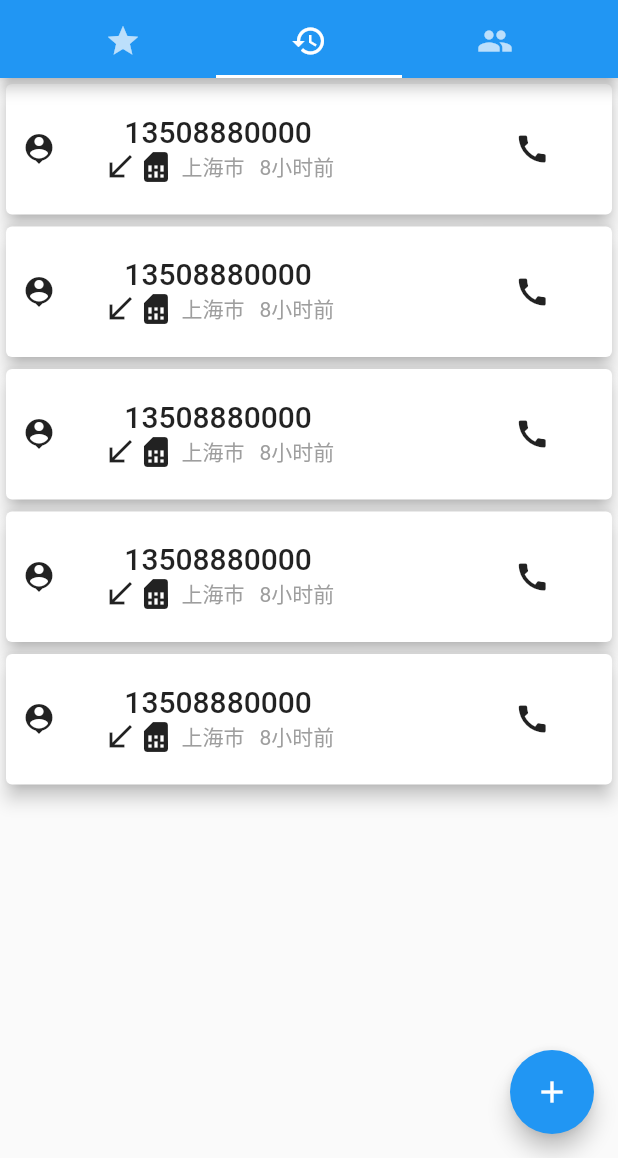
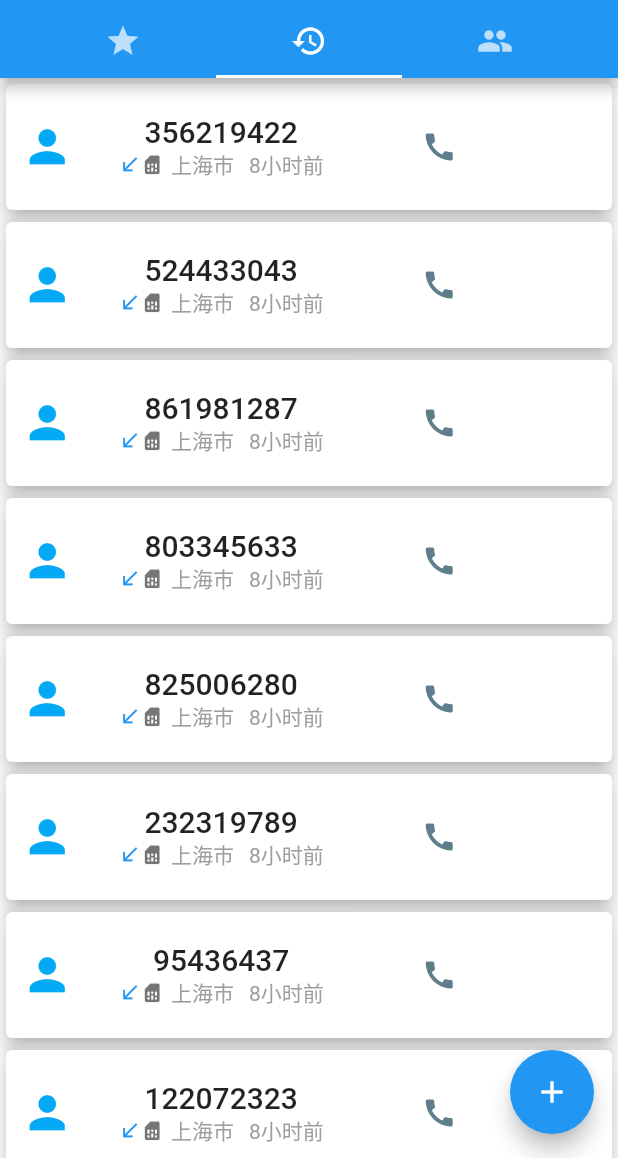
Before and after one commit to Rainy99/flutter-telecom, a Flutter app: the screen it shows after launch, tab 2 chosen, on a phone screen of 412 x 824 dp, the part 78-1236 px from its top. Run offline on Flutter 3.47's test engine with Material 2 defaults, Android fonts, the phone set to English and light mode, and no system bars.

Commit message:
Change layout and add test data

```diff
--- /dev/null
+++ b/lib/models/Contact.dart
@@ -0,0 +1,21 @@
+import 'dart:math';
+
+class Contact{
+  int phone;
+  String city;
+
+  Contact(this.phone,this.city);
+}
+
+class TestData{
+  final Random random = new Random();
+
+  List<Contact> getTestData() {
+    var list = new List<Contact>();
+    for (int i = 0; i < 20; i++) {
+      var contact = new Contact(random.nextInt(999999999), "上海市");
+      list.add(contact);
+    }
+    return list;
+  }
+}
--- a/lib/views/history.dart
+++ b/lib/views/history.dart
@@ -1,25 +1,27 @@
 import 'package:flutter/cupertino.dart';
 import 'package:flutter/material.dart';
 import 'package:flutter/widgets.dart';
+import '../models/Contact.dart';
 
 class History extends StatelessWidget{
+
+  final testData = new TestData();
+
   @override
   Widget build(BuildContext context) {
-    return Container(
-      child: Column(
-        children: <Widget>[
-          _HistoryItem(),
-          _HistoryItem(),
-          _HistoryItem(),
-          _HistoryItem(),
-          _HistoryItem()
-        ],
-      ),
-    );
+    return ListView.builder(itemCount: 20,
+        itemBuilder: (BuildContext context,int index) =>
+            _HistoryItem(testData.getTestData(),index));
   }
 }
 
 class _HistoryItem extends StatelessWidget{
+
+  final List<Contact> data;
+  final int index;
+
+  _HistoryItem(this.data,this.index);
+
   @override
   Widget build(BuildContext context) {
     return Card(
@@ -31,7 +33,7 @@ class _HistoryItem extends StatelessWidget{
                 children: <Widget>[
                   Container(
                     padding: EdgeInsets.all(10),
-                      child:Icon(Icons.person_pin)
+                      child:Icon(Icons.person,color: Colors.lightBlue,size: 35)
                   )
                 ],
               ),
@@ -41,20 +43,22 @@ class _HistoryItem extends StatelessWidget{
                     padding: EdgeInsets.all(20),
                     child: Column(
                       children: <Widget>[
-                        Text("13508880000",
+                        Text(data[index].phone.toString(),
                           style: TextStyle(fontSize: 20,fontWeight: FontWeight.w500)
                         ),
                         Row(
                           children: <Widget>[
-                            Icon(Icons.call_received),
-                            Icon(Icons.sim_card),
+                            Icon(Icons.call_received,color: Colors.blue,size: 15),
+                            Icon(Icons.sim_card,color: Colors.black54,size: 15),
                             Container(
                               padding: EdgeInsets.only(left: 5),
-                              child:  Text("上海市",style: TextStyle(color: Colors.grey))
+                              child:  Text(data[index].city,
+                                  style: TextStyle(color: Colors.grey))
                             ),
                             Container(
                               padding: EdgeInsets.only(left: 10),
-                              child:  Text("8小时前",style: TextStyle(color: Colors.grey))
+                              child:  Text("8小时前",
+                                  style: TextStyle(color: Colors.grey))
                             )
                           ],
                         )
@@ -65,8 +69,8 @@ class _HistoryItem extends StatelessWidget{
               ),
               Column(children: <Widget>[
                 Container(
-                    padding: EdgeInsets.only(left: 100),
-                    child:Icon(Icons.call)
+                    padding: EdgeInsets.only(left: 45),
+                    child:Icon(Icons.call,color: Colors.blueGrey)
                 )
               ],)
             ],
```
